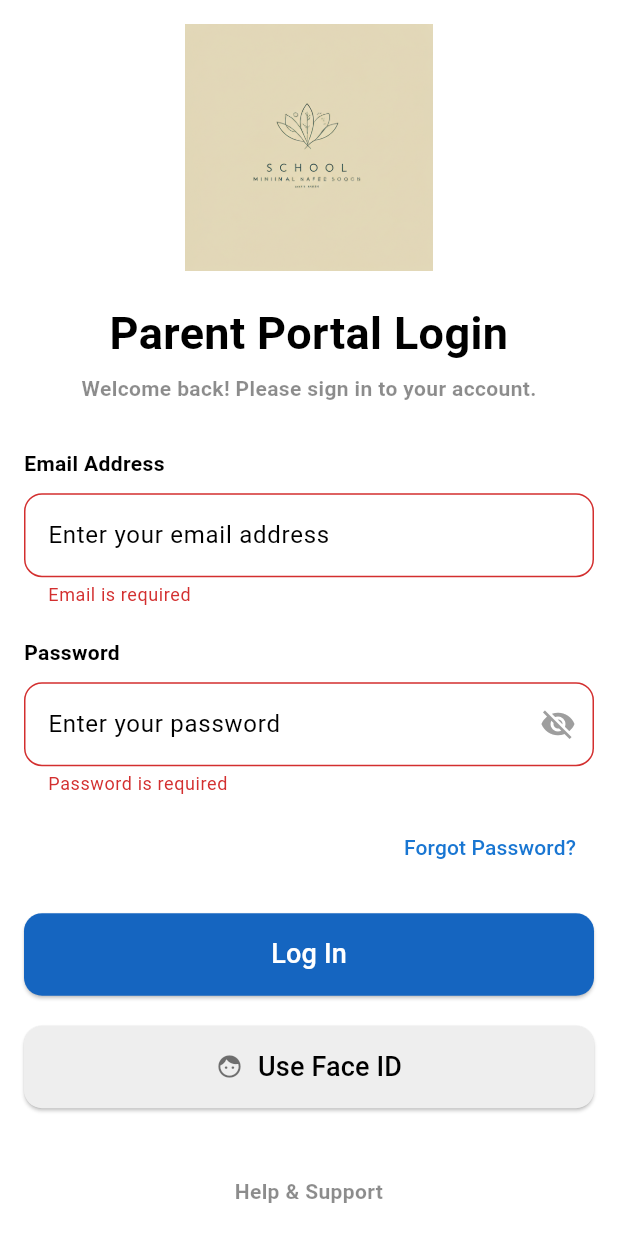
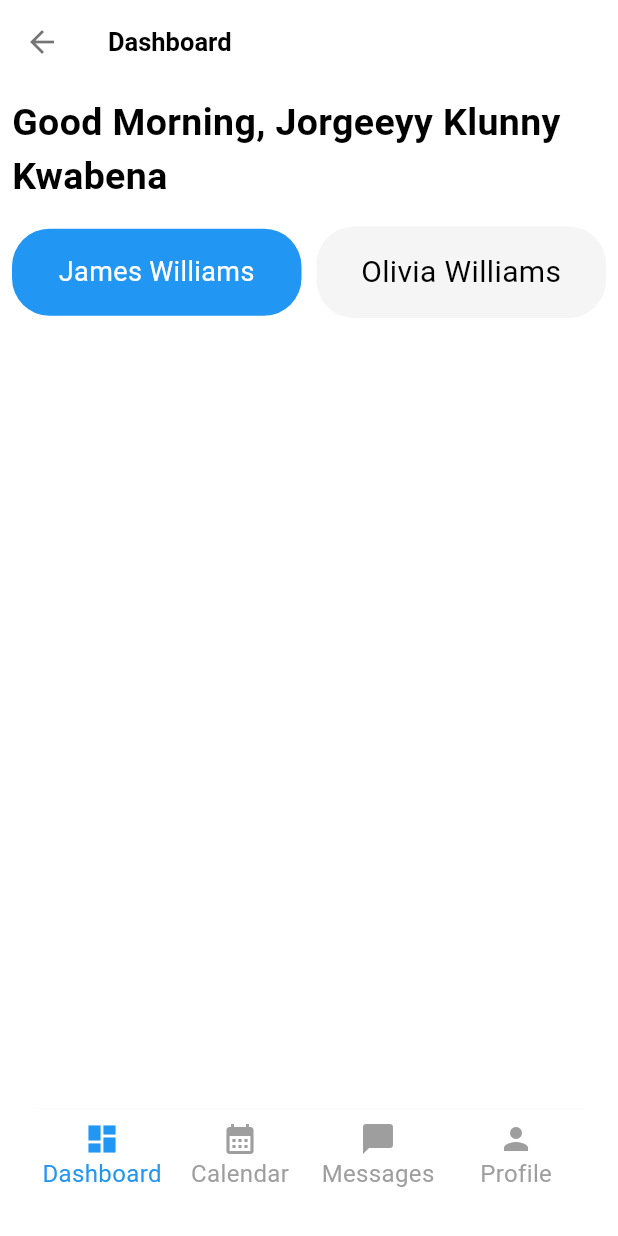
Before and after one commit to jorgeeyy/suku_mobile, a Flutter app: the LoginScreen screen opened by its route, after a tap on "Log In", on a phone screen of 412 x 824 dp. Run offline on Flutter 3.47's test engine with Material 3 defaults, Android fonts, the light colour scheme and no system bars; our stand-ins replace go_router.

Commit message:
sturctured files and directories

```diff
--- /dev/null
+++ b/lib/app_router.dart
@@ -0,0 +1,21 @@
+import 'package:go_router/go_router.dart';
+import 'package:suku_mobile/features/auth/presentation/login_screen.dart';
+import 'package:suku_mobile/features/auth/presentation/signup_screen.dart';
+import 'package:suku_mobile/features/auth/presentation/welcome_screen.dart';
+import 'package:suku_mobile/features/dashboard/presentation/dashboard_screen.dart';
+
+final appRouter = GoRouter(
+  initialLocation: '/',
+  routes: [
+    GoRoute(path: '/', builder: (context, state) => const Welcomescreen()),
+    GoRoute(path: '/login', builder: (context, state) => const LoginScreen()),
+    GoRoute(path: '/signup', builder: (context, state) => const SignupScreen()),
+    GoRoute(
+      path: '/dashboard',
+      builder: (context, state) {
+        final name = state.extra as String;
+        return DashboardScreen(name: name);
+      },
+    ),
+  ],
+);
--- a/lib/screens/onboardingScreens/login_screen.dart
+++ b/lib/features/auth/presentation/login_screen.dart
@@ -1,7 +1,7 @@
 import 'package:flutter/material.dart';
-import 'package:suku_mobile/ui/password_field.dart';
-
-import '../../ui/custom_text_form.dart';
+import 'package:go_router/go_router.dart';
+import 'package:suku_mobile/core/widgets/password_field.dart';
+import 'package:suku_mobile/core/widgets/custom_text_form.dart';
 
 class LoginScreen extends StatefulWidget {
   const LoginScreen({super.key});
@@ -120,9 +120,14 @@ class _LoginScreenState extends State<LoginScreen> {
                   height: 55,
                   child: ElevatedButton(
                     onPressed: () {
-                      if (_formKey.currentState!.validate()) {
-                        // login
-                      }
+                      // if (_formKey.currentState!.validate()) {
+                      //   // login
+                      //   context.push('/dashboard');
+                      // }
+                      context.push(
+                        '/dashboard',
+                        extra: "Jorgeeyy Klunny Kwabena",
+                      );
                     },
                     style: ElevatedButton.styleFrom(
                       backgroundColor: Theme.of(context).primaryColor,
--- a/lib/screens/onboardingScreens/signup_screen.dart
+++ b/lib/features/auth/presentation/signup_screen.dart
@@ -1,8 +1,7 @@
 import 'package:flutter/material.dart';
 import 'package:go_router/go_router.dart';
-import 'package:suku_mobile/ui/password_field.dart';
-
-import '../../ui/custom_text_form.dart';
+import 'package:suku_mobile/core/widgets/password_field.dart';
+import 'package:suku_mobile/core/widgets/custom_text_form.dart';
 
 class SignupScreen extends StatefulWidget {
   const SignupScreen({super.key});
--- /dev/null
+++ b/lib/features/dashboard/presentation/dashboard_screen.dart
@@ -0,0 +1,116 @@
+import 'package:flutter/material.dart';
+
+class DashboardScreen extends StatefulWidget {
+  final String name;
+  DashboardScreen({super.key, required this.name});
+
+  @override
+  State<DashboardScreen> createState() => _DashboardScreenState();
+}
+
+class _DashboardScreenState extends State<DashboardScreen> {
+  int _selectedIndex = 0;
+
+  @override
+  Widget build(BuildContext context) {
+    return Scaffold(
+      appBar: AppBar(title: Text("Dashboard")),
+      bottomNavigationBar: Padding(
+        padding: const EdgeInsets.all(2.0),
+        child: Container(
+          margin: const EdgeInsets.only(left: 20, right: 20, bottom: 20),
+          // decoration: BoxDecoration(
+          //   color: Colors.transparent,
+          // ),
+          decoration: BoxDecoration(borderRadius: BorderRadius.circular(30)),
+          child: ClipRRect(
+            // borderRadius: BorderRadius.circular(30),
+            child: BottomNavigationBar(
+              selectedItemColor: Colors.blue,
+              unselectedItemColor: Colors.grey,
+              selectedFontSize: 16,
+              unselectedFontSize: 16,
+              currentIndex: _selectedIndex,
+              // backgroundColor: Colors.grey[200],
+              type: BottomNavigationBarType.fixed,
+              onTap: (index) {
+                setState(() {
+                  _selectedIndex = index;
+                });
+              },
+              items: const [
+                BottomNavigationBarItem(
+                  icon: Icon(Icons.dashboard),
+                  label: "Dashboard",
+                ),
+                BottomNavigationBarItem(
+                  icon: Icon(Icons.calendar_month),
+                  label: "Calendar",
+                ),
+                BottomNavigationBarItem(
+                  icon: Icon(Icons.messenger),
+                  label: "Messages",
+                ),
+                BottomNavigationBarItem(
+                  icon: Icon(Icons.person),
+                  label: "Profile",
+                ),
+              ],
+            ),
+          ),
+        ),
+      ),
+
+      body: SafeArea(
+        child: Padding(
+          padding: EdgeInsets.all(8),
+          child: Column(
+            crossAxisAlignment: CrossAxisAlignment.start,
+            children: [
+              Text("Good Morning, ${widget.name}", style: TextStyle(fontSize: 25, fontWeight: FontWeight.bold),),
+              SizedBox(height: 15),
+              Row(
+                children: [
+                  Expanded(
+                    child: Container(
+                      padding: EdgeInsets.all(16),
+                      width: 100,
+                      decoration: BoxDecoration(
+                        borderRadius: BorderRadius.circular(25),
+                        color: Colors.blue,
+                      ),
+                      // color: Colors.blue,
+                      child: Text(
+                        "James Williams",
+                        textAlign: TextAlign.center,
+                        style: TextStyle(color: Colors.white, fontSize: 18),
+                      ),
+                    ),
+                  ),
+                  SizedBox(width: 10),
+                  Expanded(
+                    child: Container(
+                      padding: EdgeInsets.all(16),
+                      width: double.infinity,
+                      decoration: BoxDecoration(
+                        borderRadius: BorderRadius.circular(25),
+                        color: Colors.grey[100],
+                      ),
+                      // color: Colors.grey[100],
+                      // color: Theme.of(context).colorScheme.secondary,
+                      child: Text(
+                        "Olivia Williams",
+                        textAlign: TextAlign.center,
+                        style: TextStyle(fontSize: 20),
+                      ),
+                    ),
+                  ),
+                ],
+              ),
+            ],
+          ),
+        ),
+      ),
+    );
+  }
+}
--- a/lib/main.dart
+++ b/lib/main.dart
@@ -1,6 +1,6 @@
 import 'package:flutter/material.dart';
-import 'package:suku_mobile/router/app_router.dart';
-import 'package:suku_mobile/theme/app_theme.dart';
+import 'package:suku_mobile/app_router.dart';
+import 'package:suku_mobile/core/theme/app_theme.dart';
 
 void main() {
   runApp(const MyApp());
--- a/lib/router/app_router.dart
+++ /dev/null
@@ -1,13 +0,0 @@
-import 'package:go_router/go_router.dart';
-import 'package:suku_mobile/screens/onboardingScreens/login_screen.dart';
-import 'package:suku_mobile/screens/onboardingScreens/signup_screen.dart';
-import 'package:suku_mobile/screens/onboardingScreens/welcome_screen.dart';
-
-final appRouter = GoRouter(
-  initialLocation: '/',
-  routes: [
-    GoRoute(path: '/', builder: (context, state) => const Welcomescreen()),
-    GoRoute(path: '/login', builder: (context, state) => const LoginScreen()),
-    GoRoute(path: '/signup', builder: (context, state) => const SignupScreen()),
-  ],
-);
```
Also changed, not shown: lib/core/theme/app_theme.dart (renamed from lib/theme/app_theme.dart), lib/core/widgets/custom_text_form.dart (renamed from lib/ui/custom_text_form.dart), lib/core/widgets/password_field.dart (renamed from lib/ui/password_field.dart), lib/features/auth/presentation/welcome_screen.dart (renamed from lib/screens/onboardingScreens/welcome_screen.dart).
